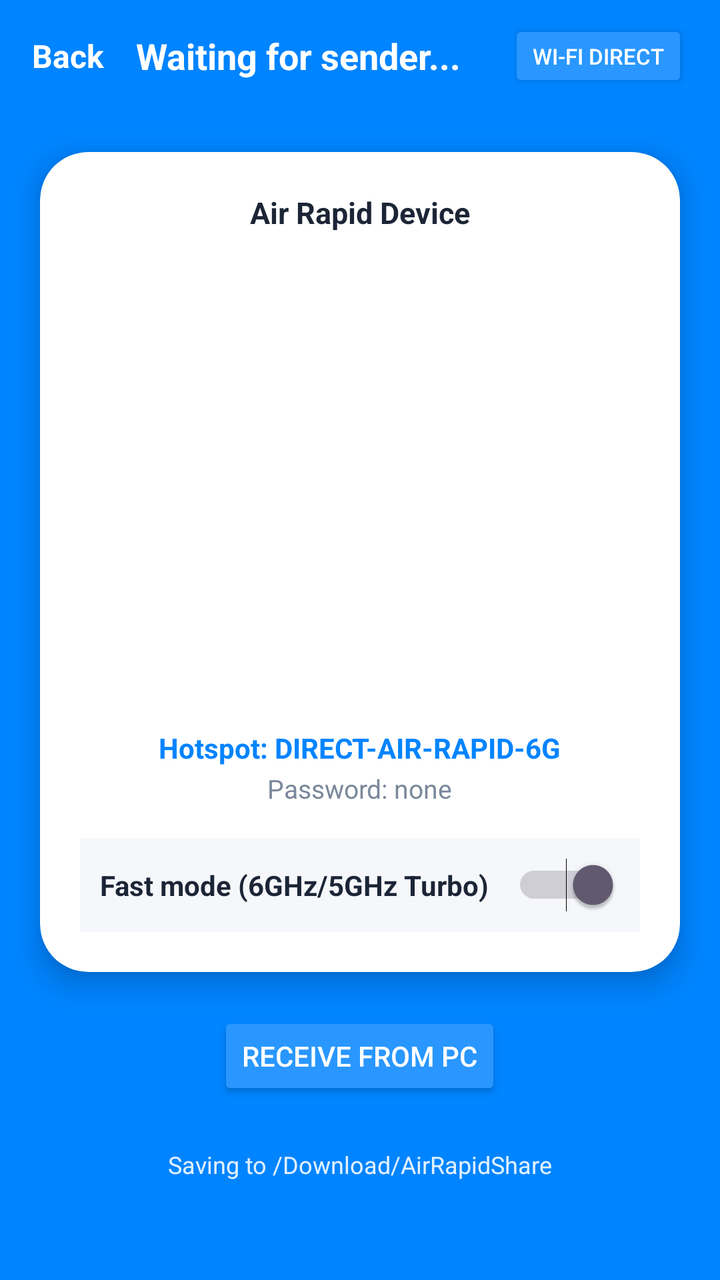
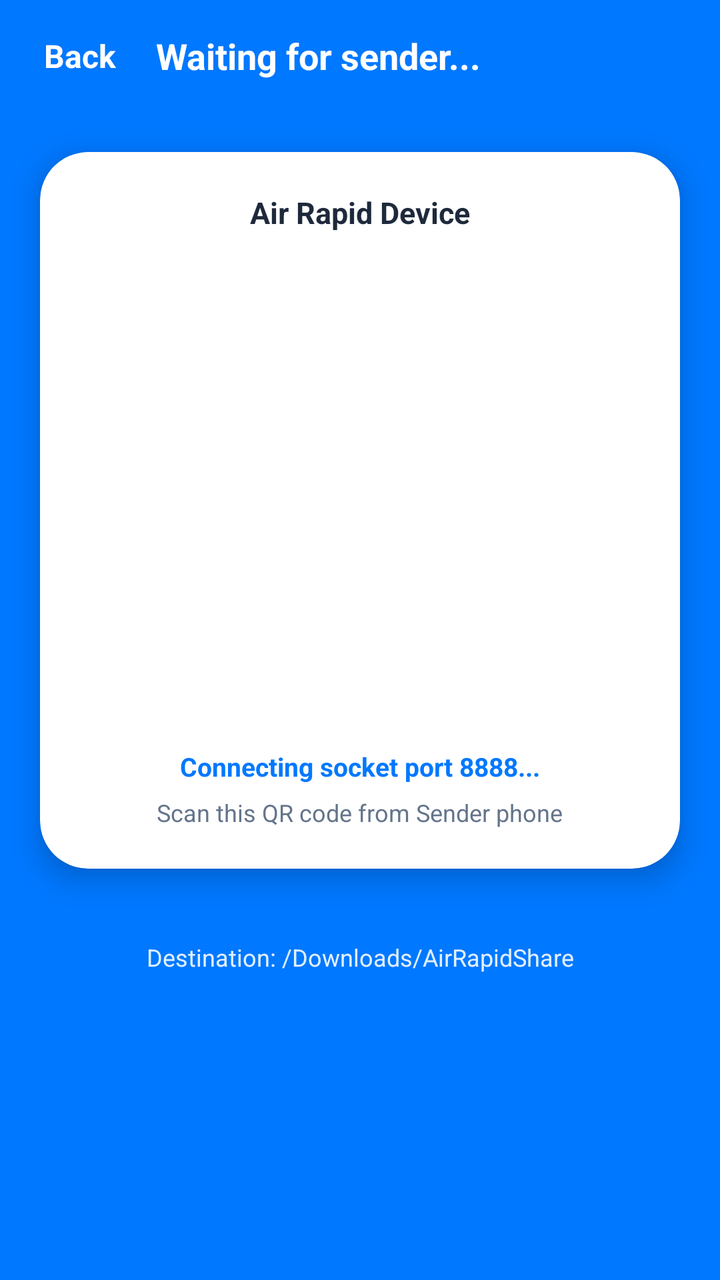

Screens rendered from an Android XML layout before and after an edit, with the pre-edit source and the edit as a unified diff.
<!-- AndroidManifest.xml: application theme Theme.AirRapidShare -->
<!-- res/layout/activity_receive.xml -->
<?xml version="1.0" encoding="utf-8"?>
<LinearLayout xmlns:android="http://schemas.android.com/apk/res/android"
    xmlns:app="http://schemas.android.com/apk/res-auto"
    android:layout_width="match_parent"
    android:layout_height="match_parent"
    android:background="#0084FF"
    android:orientation="vertical">

    <LinearLayout
        android:layout_width="match_parent"
        android:layout_height="56dp"
        android:gravity="center_vertical"
        android:paddingStart="16dp"
        android:paddingEnd="16dp">

        <TextView
            android:id="@+id/btnBackReceive"
            android:layout_width="wrap_content"
            android:layout_height="wrap_content"
            android:text="Back"
            android:textColor="#FFFFFF"
            android:textSize="16sp"
            android:textStyle="bold" />

        <TextView
            android:layout_width="0dp"
            android:layout_height="wrap_content"
            android:layout_marginStart="16dp"
            android:layout_weight="1"
            android:text="Waiting for sender..."
            android:textColor="#FFFFFF"
            android:textSize="18sp"
            android:textStyle="bold" />

        <Button
            android:id="@+id/btnWifiDirectSwitch"
            android:layout_width="wrap_content"
            android:layout_height="36dp"
            android:backgroundTint="#2997FF"
            android:text="Wi-Fi Direct"
            android:textColor="#FFFFFF"
            android:textSize="11sp" />
    </LinearLayout>

    <androidx.cardview.widget.CardView
        android:layout_width="match_parent"
        android:layout_height="wrap_content"
        android:layout_margin="20dp"
        app:cardCornerRadius="24dp"
        app:cardElevation="8dp">

        <LinearLayout
            android:layout_width="match_parent"
            android:layout_height="wrap_content"
            android:gravity="center_horizontal"
            android:orientation="vertical"
            android:padding="20dp">

            <TextView
                android:id="@+id/tvDeviceHeader"
                android:layout_width="wrap_content"
                android:layout_height="wrap_content"
                android:text="Air Rapid Device"
                android:textColor="#1C2536"
                android:textSize="15sp"
                android:textStyle="bold" />

            <ImageView
                android:id="@+id/ivQRCode"
                android:layout_width="220dp"
                android:layout_height="220dp"
                android:layout_marginTop="16dp" />

            <TextView
                android:id="@+id/tvHotspotSSID"
                android:layout_width="wrap_content"
                android:layout_height="wrap_content"
                android:layout_marginTop="12dp"
                android:text="Hotspot: DIRECT-AIR-RAPID-6G"
                android:textColor="#0084FF"
                android:textSize="14sp"
                android:textStyle="bold" />

            <TextView
                android:id="@+id/tvHotspotPassword"
                android:layout_width="wrap_content"
                android:layout_height="wrap_content"
                android:layout_marginTop="2dp"
                android:text="Password: none"
                android:textColor="#7A889B"
                android:textSize="13sp" />

            <LinearLayout
                android:layout_width="match_parent"
                android:layout_height="wrap_content"
                android:layout_marginTop="16dp"
                android:background="#F5F7FB"
                android:gravity="center_vertical"
                android:padding="10dp">

                <TextView
                    android:layout_width="0dp"
                    android:layout_height="wrap_content"
                    android:layout_weight="1"
                    android:text="Fast mode (6GHz/5GHz Turbo)"
                    android:textColor="#1C2536"
                    android:textStyle="bold" />

                <Switch
                    android:id="@+id/switchFastMode"
                    android:layout_width="wrap_content"
                    android:layout_height="wrap_content"
                    android:checked="true" />
            </LinearLayout>
        </LinearLayout>
    </androidx.cardview.widget.CardView>

    <Button
        android:id="@+id/btnReceiveFromPC"
        android:layout_width="wrap_content"
        android:layout_height="44dp"
        android:layout_gravity="center_horizontal"
        android:backgroundTint="#2997FF"
        android:text="Receive from PC"
        android:textColor="#FFFFFF" />

    <TextView
        android:id="@+id/tvStorageInfo"
        android:layout_width="match_parent"
        android:layout_height="wrap_content"
        android:layout_marginTop="24dp"
        android:layout_marginBottom="16dp"
        android:gravity="center"
        android:text="Saving to /Download/AirRapidShare"
        android:textColor="#E0FFFFFF"
        android:textSize="12sp" />
</LinearLayout>
<!-- resources referenced by this layout -->
<resources>
  <style name="Theme.AirRapidShare" parent="Theme.Material3.DayNight.NoActionBar">
          <item name="android:statusBarColor">#0084FF</item>
          <item name="android:windowLightStatusBar">false</item>
      </style>
</resources>

<!-- the commit's change to res/layout/activity_receive.xml (unified diff, before → after) -->
@@ -3,7 +3,7 @@
     xmlns:app="http://schemas.android.com/apk/res-auto"
     android:layout_width="match_parent"
     android:layout_height="match_parent"
-    android:background="#0084FF"
+    android:background="#0078FF"
     android:orientation="vertical">
 
     <LinearLayout
@@ -17,6 +17,7 @@
             android:id="@+id/btnBackReceive"
             android:layout_width="wrap_content"
             android:layout_height="wrap_content"
+            android:padding="6dp"
             android:text="Back"
             android:textColor="#FFFFFF"
             android:textSize="16sp"
@@ -25,21 +26,12 @@
         <TextView
             android:layout_width="0dp"
             android:layout_height="wrap_content"
-            android:layout_marginStart="16dp"
+            android:layout_marginStart="14dp"
             android:layout_weight="1"
             android:text="Waiting for sender..."
             android:textColor="#FFFFFF"
             android:textSize="18sp"
             android:textStyle="bold" />
-
-        <Button
-            android:id="@+id/btnWifiDirectSwitch"
-            android:layout_width="wrap_content"
-            android:layout_height="36dp"
-            android:backgroundTint="#2997FF"
-            android:text="Wi-Fi Direct"
-            android:textColor="#FFFFFF"
-            android:textSize="11sp" />
     </LinearLayout>
 
     <androidx.cardview.widget.CardView
@@ -61,14 +53,14 @@
                 android:layout_width="wrap_content"
                 android:layout_height="wrap_content"
                 android:text="Air Rapid Device"
-                android:textColor="#1C2536"
+                android:textColor="#1E293B"
                 android:textSize="15sp"
                 android:textStyle="bold" />
 
             <ImageView
                 android:id="@+id/ivQRCode"
-                android:layout_width="220dp"
-                android:layout_height="220dp"
+                android:layout_width="230dp"
+                android:layout_height="230dp"
                 android:layout_marginTop="16dp" />
 
             <TextView
@@ -76,62 +68,27 @@
                 android:layout_width="wrap_content"
                 android:layout_height="wrap_content"
                 android:layout_marginTop="12dp"
-                android:text="Hotspot: DIRECT-AIR-RAPID-6G"
-                android:textColor="#0084FF"
-                android:textSize="14sp"
+                android:text="Connecting socket port 8888..."
+                android:textColor="#0078FF"
+                android:textSize="13sp"
                 android:textStyle="bold" />
 
             <TextView
-                android:id="@+id/tvHotspotPassword"
                 android:layout_width="wrap_content"
                 android:layout_height="wrap_content"
-                android:layout_marginTop="2dp"
-                android:text="Password: none"
-                android:textColor="#7A889B"
-                android:textSize="13sp" />
-
-            <LinearLayout
-                android:layout_width="match_parent"
-                android:layout_height="wrap_content"
-                android:layout_marginTop="16dp"
-                android:background="#F5F7FB"
-                android:gravity="center_vertical"
-                android:padding="10dp">
-
-                <TextView
-                    android:layout_width="0dp"
-                    android:layout_height="wrap_content"
-                    android:layout_weight="1"
-                    android:text="Fast mode (6GHz/5GHz Turbo)"
-                    android:textColor="#1C2536"
-                    android:textStyle="bold" />
-
-                <Switch
-                    android:id="@+id/switchFastMode"
-                    android:layout_width="wrap_content"
-                    android:layout_height="wrap_content"
-                    android:checked="true" />
-            </LinearLayout>
+                android:layout_marginTop="6dp"
+                android:text="Scan this QR code from Sender phone"
+                android:textColor="#64748B"
+                android:textSize="12sp" />
         </LinearLayout>
     </androidx.cardview.widget.CardView>
 
-    <Button
-        android:id="@+id/btnReceiveFromPC"
-        android:layout_width="wrap_content"
-        android:layout_height="44dp"
-        android:layout_gravity="center_horizontal"
-        android:backgroundTint="#2997FF"
-        android:text="Receive from PC"
-        android:textColor="#FFFFFF" />
-
     <TextView
-        android:id="@+id/tvStorageInfo"
         android:layout_width="match_parent"
         android:layout_height="wrap_content"
-        android:layout_marginTop="24dp"
-        android:layout_marginBottom="16dp"
+        android:layout_marginTop="16dp"
         android:gravity="center"
-        android:text="Saving to /Download/AirRapidShare"
+        android:text="Destination: /Downloads/AirRapidShare"
         android:textColor="#E0FFFFFF"
         android:textSize="12sp" />
 </LinearLayout>
<!-- resource entries referenced after the edit -->
@@ -1,7 +1,7 @@
 <!-- resources referenced by this layout -->
 <resources>
   <style name="Theme.AirRapidShare" parent="Theme.Material3.DayNight.NoActionBar">
-          <item name="android:statusBarColor">#0084FF</item>
+          <item name="android:statusBarColor">#0078FF</item>
           <item name="android:windowLightStatusBar">false</item>
       </style>
 </resources>
